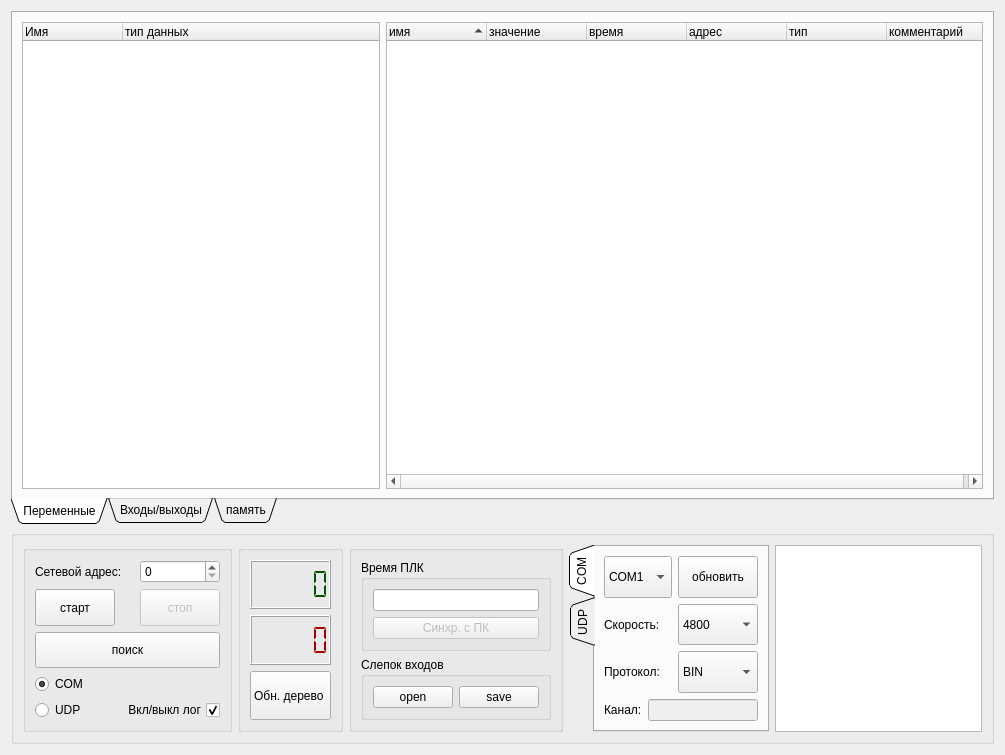
Before: the Qt Designer form Debugger/debuggerform.ui in atikbif/relkonIDE, drawn with Qt 5.
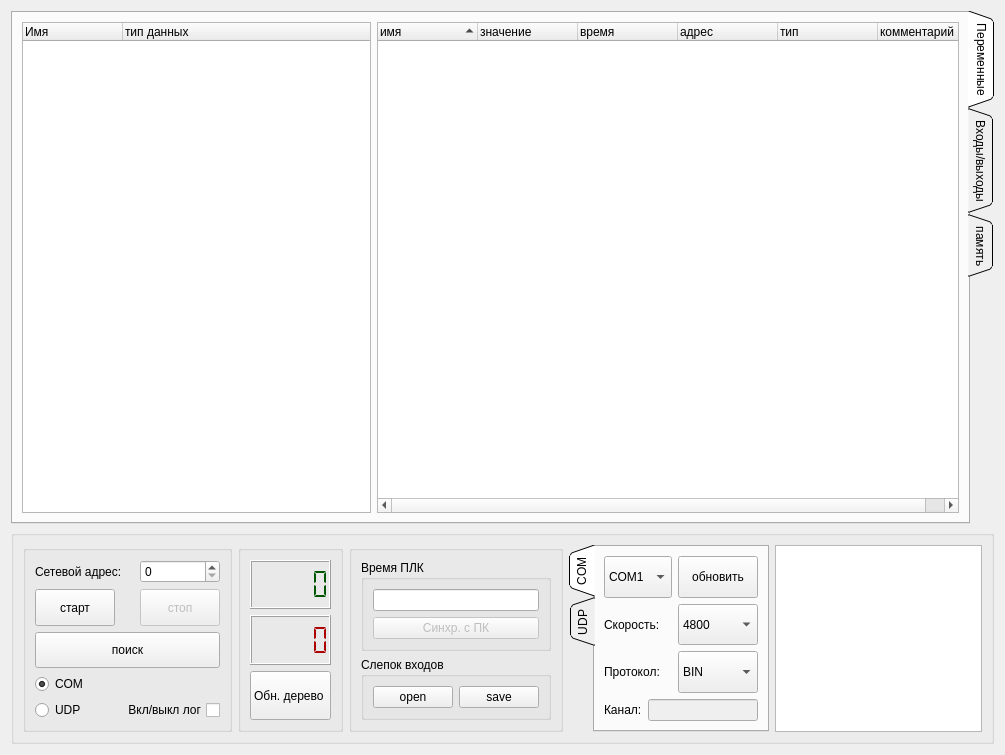
After: the same form once the commit is applied.

Patch:
```diff
--- a/Debugger/debuggerform.ui
+++ b/Debugger/debuggerform.ui
@@ -32,7 +32,7 @@
       <enum>Qt::LeftToRight</enum>
      </property>
      <property name="tabPosition">
-      <enum>QTabWidget::South</enum>
+      <enum>QTabWidget::East</enum>
      </property>
      <property name="tabShape">
       <enum>QTabWidget::Triangular</enum>
@@ -365,6 +365,9 @@
          </item>
          <item row="4" column="1" colspan="2">
           <widget class="QCheckBox" name="checkBoxLog">
+           <property name="enabled">
+            <bool>true</bool>
+           </property>
            <property name="layoutDirection">
             <enum>Qt::RightToLeft</enum>
            </property>
@@ -372,7 +375,7 @@
             <string>Вкл/выкл лог</string>
            </property>
            <property name="checked">
-            <bool>true</bool>
+            <bool>false</bool>
            </property>
           </widget>
          </item>
```
